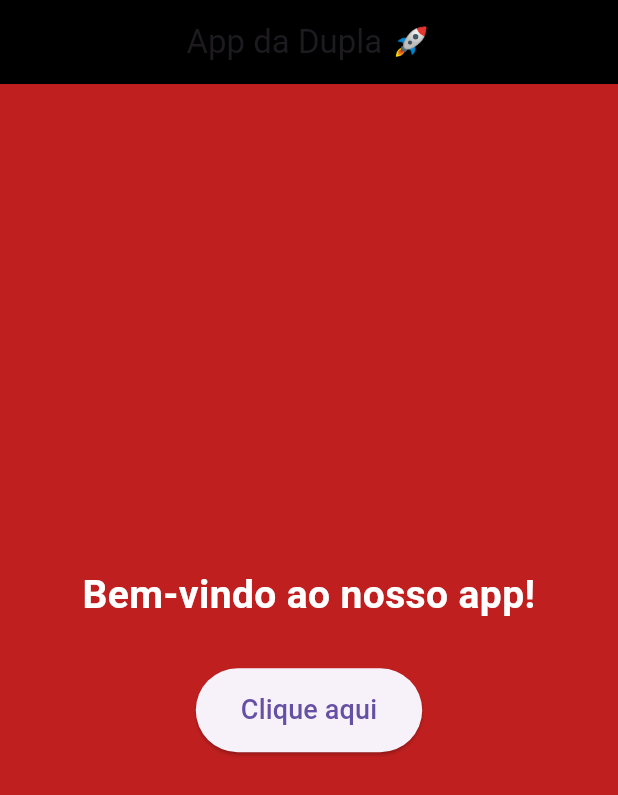
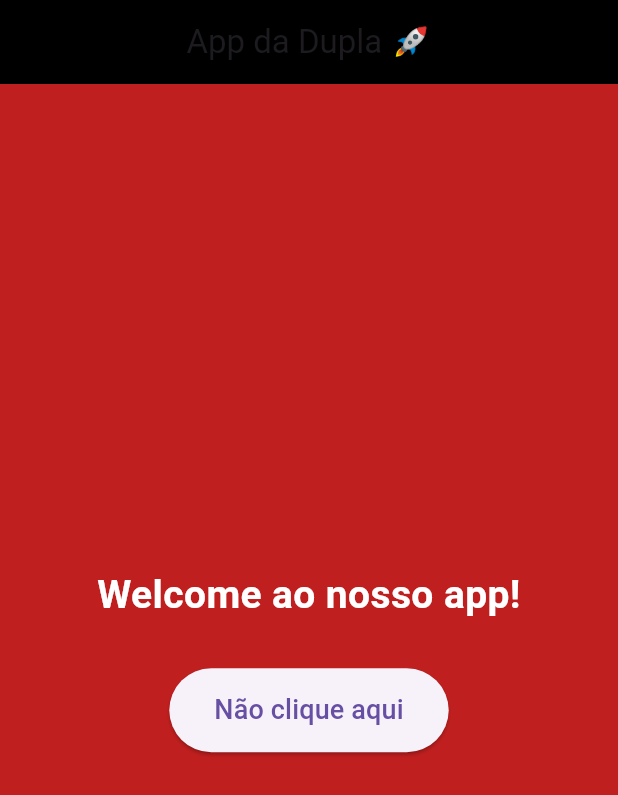
Before and after one commit to p3uziNn/AtividadeGithub, a Flutter app: the screen it shows after launch, on a phone screen of 412 x 824 dp. Shown: the top 795 px of the screen. Run offline on Flutter 3.47's test engine with Material 3 defaults, Android fonts, the phone set to English and light mode, and no system bars.

Commit message:
Alteração do text de Bem Vindo para welcome, ALteração para Nao clique aqui

```diff
--- a/lib/main.dart
+++ b/lib/main.dart
@@ -30,7 +30,7 @@ class HomePage extends StatelessWidget {
           mainAxisAlignment: MainAxisAlignment.center,
           children: [
             Text(
-              'Bem-vindo ao nosso app!', // 👈 parceiro muda
+              'Welcome ao nosso app!', // 👈 parceiro muda
               style: TextStyle(
                 fontSize: 26,
                 fontWeight: FontWeight.bold,
@@ -49,7 +49,7 @@ class HomePage extends StatelessWidget {
                 print('Botão clicado'); // depois dá pra evoluir
               },
               child: Text(
-                'Clique aqui', // 👈 parceiro muda
+                'Não clique aqui', // 👈 parceiro muda
                 style: TextStyle(fontSize: 18),
               ),
             ),
```
